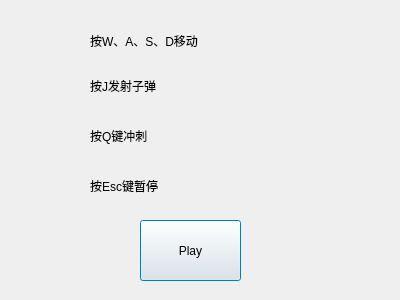
This is bossintro.ui in aaaMsLIUfruit/RunningDino as Qt 5 draws it before an edit. The edited form follows.
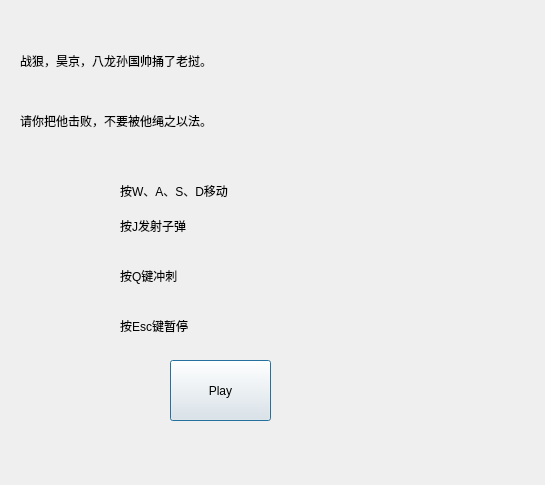
This is the edited form.

What changed in the file:
```diff
--- a/bossintro.ui
+++ b/bossintro.ui
@@ -6,8 +6,8 @@
    <rect>
     <x>0</x>
     <y>0</y>
-    <width>400</width>
-    <height>300</height>
+    <width>545</width>
+    <height>485</height>
    </rect>
   </property>
   <property name="windowTitle">
@@ -16,8 +16,8 @@
   <widget class="QPushButton" name="BossPlayButton">
    <property name="geometry">
     <rect>
-     <x>140</x>
-     <y>220</y>
+     <x>170</x>
+     <y>360</y>
      <width>101</width>
      <height>61</height>
     </rect>
@@ -29,8 +29,8 @@
   <widget class="QLabel" name="intro_1">
    <property name="geometry">
     <rect>
-     <x>90</x>
-     <y>20</y>
+     <x>120</x>
+     <y>170</y>
      <width>271</width>
      <height>41</height>
     </rect>
@@ -48,8 +48,8 @@
   <widget class="QLabel" name="intro_2">
    <property name="geometry">
     <rect>
-     <x>90</x>
-     <y>70</y>
+     <x>120</x>
+     <y>210</y>
      <width>231</width>
      <height>31</height>
     </rect>
@@ -61,8 +61,8 @@
   <widget class="QLabel" name="intro_3">
    <property name="geometry">
     <rect>
-     <x>90</x>
-     <y>120</y>
+     <x>120</x>
+     <y>260</y>
      <width>191</width>
      <height>31</height>
     </rect>
@@ -74,8 +74,8 @@
   <widget class="QLabel" name="intro_4">
    <property name="geometry">
     <rect>
-     <x>90</x>
-     <y>170</y>
+     <x>120</x>
+     <y>310</y>
      <width>161</width>
      <height>31</height>
     </rect>
@@ -84,6 +84,44 @@
     <string>按Esc键暂停</string>
    </property>
   </widget>
+  <widget class="QLabel" name="intro_5">
+   <property name="geometry">
+    <rect>
+     <x>20</x>
+     <y>40</y>
+     <width>521</width>
+     <height>41</height>
+    </rect>
+   </property>
+   <property name="minimumSize">
+    <size>
+     <width>271</width>
+     <height>41</height>
+    </size>
+   </property>
+   <property name="text">
+    <string>战狠，昊京，八龙孙国帅捅了老挝。</string>
+   </property>
+  </widget>
+  <widget class="QLabel" name="intro_6">
+   <property name="geometry">
+    <rect>
+     <x>20</x>
+     <y>100</y>
+     <width>521</width>
+     <height>41</height>
+    </rect>
+   </property>
+   <property name="minimumSize">
+    <size>
+     <width>271</width>
+     <height>41</height>
+    </size>
+   </property>
+   <property name="text">
+    <string>请你把他击败，不要被他绳之以法。</string>
+   </property>
+  </widget>
  </widget>
  <resources/>
  <connections/>
```
